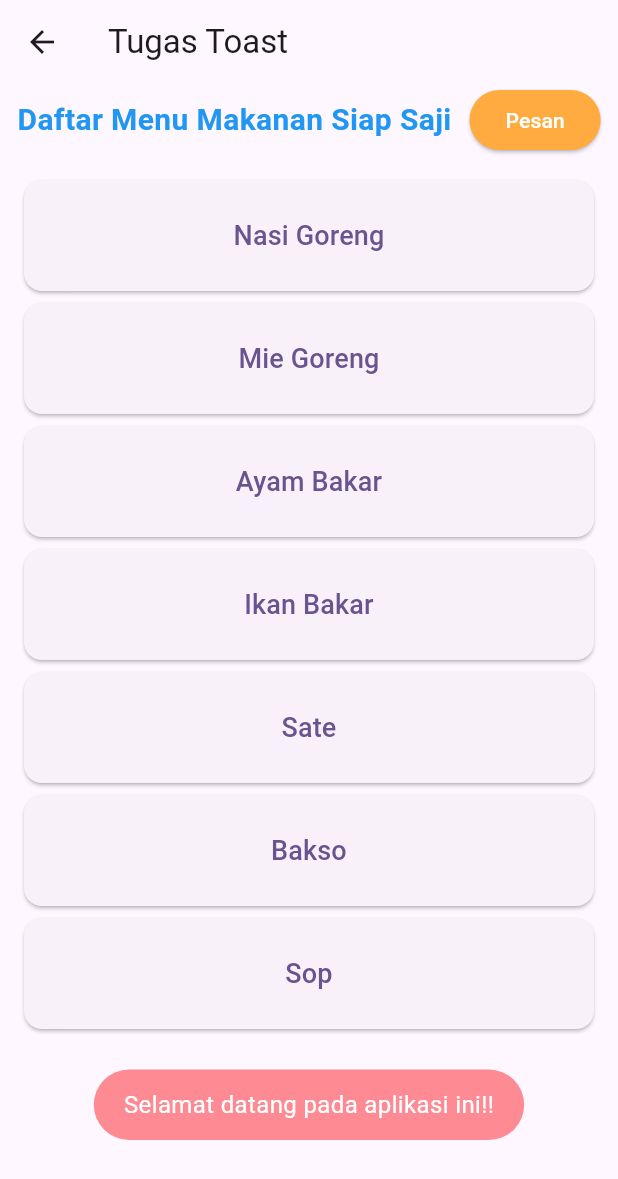
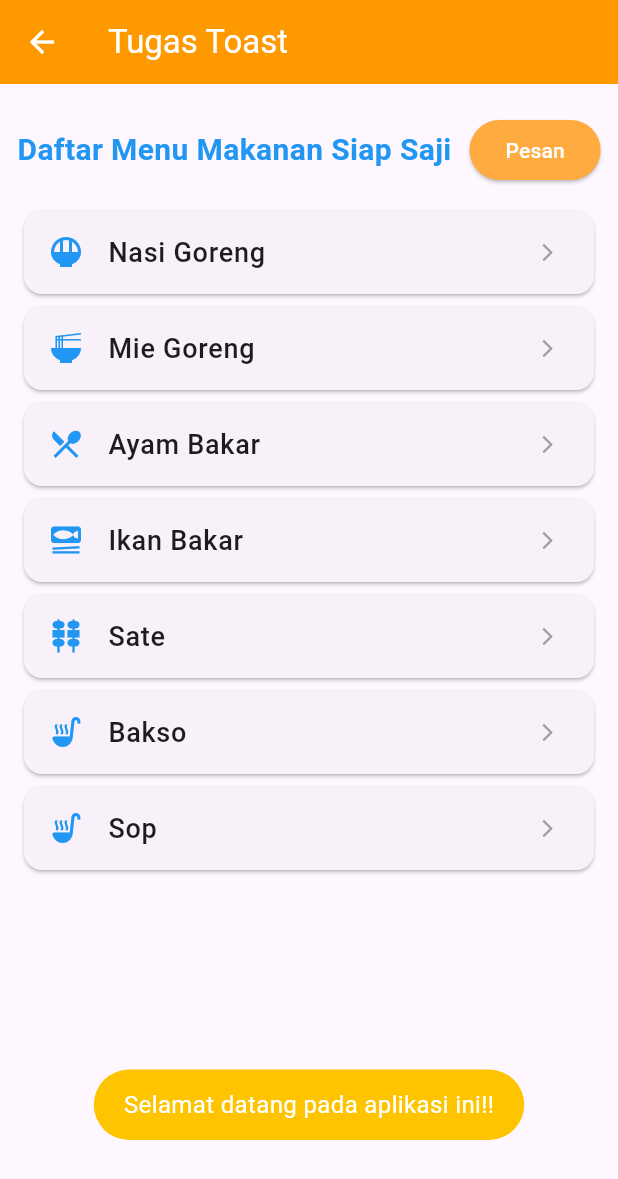
Before and after one commit to Ayysz/praktikum_mp_sife02, a Flutter app: the TugasToast screen opened directly, after a tap on "Pesan", on a phone screen of 412 x 824 dp. Shown: the top 1179 px of the screen. Run offline on Flutter 3.47's test engine with Material 3 defaults, Android fonts, the light colour scheme and no system bars; our stand-ins replace fluttertoast.

Commit message:
feat: implement navigation bar, home screen, and toast task views

```diff
--- a/lib/home.dart
+++ b/lib/home.dart
@@ -1,7 +1,8 @@
 import 'package:flutter/material.dart';
 
 class Home extends StatelessWidget {
-  const Home({super.key});
+  final VoidCallback onNavigateToMateri;
+  const Home({super.key, required this.onNavigateToMateri});
   @override
   Widget build(BuildContext context) {
     return Center(
@@ -26,7 +27,7 @@ class Home extends StatelessWidget {
             Text('Ini Pembuatan Home dan navbar di pertemuan ke-2 \n matakuliah mobile programming'),
             SizedBox(height: 20),// ini seperti br gtu kalo di html
             ElevatedButton(
-              onPressed: () {},
+              onPressed: onNavigateToMateri,
               child: Text('Jelajahi Materi \n(ini pakai component ElevatedButton)'),
             )
           ],
--- a/lib/navbar.dart
+++ b/lib/navbar.dart
@@ -12,19 +12,24 @@ class Navbar extends StatefulWidget {
 class _NavbarState extends State<Navbar> {
   int _selectedIndex = 0;
 
-  final List<Widget> _pages = [Home(), Materi(), Profile()];
-
   final List<String> _titles = ['Home', 'Materi', 'Profile', 'ListView'];
 
   void _onTap(int index) => setState(() => _selectedIndex = index);
 
   @override
-  Widget build(BuildContext context) => Scaffold(
+  Widget build(BuildContext context) {
+    final List<Widget> pages = [
+      Home(onNavigateToMateri: () => _onTap(1)),
+      Materi(),
+      Profile(),
+    ];
+
+    return Scaffold(
       appBar: PreferredSize(
-      preferredSize: Size.fromHeight(56.0),
+        preferredSize: const Size.fromHeight(56.0),
         child: AppBar(title: Text(_titles[_selectedIndex])),
       ),
-    body: IndexedStack(index: _selectedIndex, children: _pages),
+      body: IndexedStack(index: _selectedIndex, children: pages),
       bottomNavigationBar: BottomNavigationBar(
         currentIndex: _selectedIndex,
         onTap: _onTap,
@@ -37,3 +42,4 @@ class _NavbarState extends State<Navbar> {
       ),
     );
   }
+}
--- a/lib/ptm4/tugas_toast.dart
+++ b/lib/ptm4/tugas_toast.dart
@@ -4,14 +4,14 @@ import 'package:fluttertoast/fluttertoast.dart';
 class TugasToast extends StatelessWidget {
   const TugasToast({super.key});
 
-  final List<String> datamakanan = const [
-    'Nasi Goreng',
-    'Mie Goreng',
-    'Ayam Bakar',
-    'Ikan Bakar',
-    'Sate',
-    'Bakso',
-    'Sop',
+  final List<Map<String, dynamic>> datamakanan = const [
+    {'nama': 'Nasi Goreng', 'icons': Icons.rice_bowl},
+    {'nama': 'Mie Goreng', 'icons': Icons.ramen_dining},
+    {'nama': 'Ayam Bakar', 'icons': Icons.local_dining},
+    {'nama': 'Ikan Bakar', 'icons': Icons.set_meal},
+    {'nama': 'Sate', 'icons': Icons.kebab_dining},
+    {'nama': 'Bakso', 'icons': Icons.soup_kitchen},
+    {'nama': 'Sop', 'icons': Icons.soup_kitchen},
   ];
 
   void _elvBtnOnTap() {
@@ -20,7 +20,7 @@ class TugasToast extends StatelessWidget {
       toastLength: Toast.LENGTH_SHORT,
       gravity: ToastGravity.BOTTOM,
       timeInSecForIosWeb: 1,
-      backgroundColor: Color.fromRGBO(255, 30, 40, 0.5),
+      backgroundColor: Color.fromRGBO(255, 196, 0, 1),
       webBgColor: "linear-gradient(to right, #96c93d, #00b09b)",
       webPosition: "left",
       textColor: Colors.white,
@@ -57,25 +57,31 @@ class TugasToast extends StatelessWidget {
   @override
   Widget build(BuildContext context) {
     return Scaffold(
-      appBar: AppBar(title: const Text("Tugas Toast")),
+      appBar: AppBar(
+        title: const Text("Tugas Toast"),
+        backgroundColor: const Color.fromARGB(255, 255, 153, 0),
+        foregroundColor: Colors.white,
+      ),
       body: Column(
         mainAxisAlignment: MainAxisAlignment.center,
         children: [
-            Row(
+          Padding(
+            padding: const EdgeInsets.only(
+              bottom: 12,
+              top: 20,
+            ),
+            child: Row(
               mainAxisAlignment: MainAxisAlignment.center,
               children: [
-                Column(
-                  children: [
-                    Text("Daftar Menu Makanan Siap Saji",
+                const Text("Daftar Menu Makanan Siap Saji",
                   style: TextStyle(
                     fontSize: 20,
                     fontWeight: FontWeight.w600,
                     color: Colors.blue,
                   )),
-                  ]
-                ),
-                const SizedBox(width: 12),
-                ElevatedButton(
+                Padding(
+                  padding: const EdgeInsets.only(left: 12),
+                  child: ElevatedButton(
                     onPressed: (){
                       _elvBtnOnTap();
                     },
@@ -83,29 +89,29 @@ class TugasToast extends StatelessWidget {
                       backgroundColor: Colors.orangeAccent,
                       foregroundColor: Colors.white,
                     ),
-                  child: Text("Pesan"),
+                    child: const Text("Pesan"),
+                  ),
                 ),
               ]
             ),
-            SizedBox(height: 12),
+          ),
           Expanded(
             child: ListView.builder(
               itemCount: datamakanan.length,
               itemBuilder: (context, index) {
+                final item = datamakanan[index];
                 return Card(
                   margin: const EdgeInsets.symmetric(vertical: 4, horizontal: 16),
-                  child: TextButton(
-                      onPressed: () {
-                        _txtBtnOnTap(context, datamakanan[index]);
+                  child: ListTile(
+                    leading: Icon(item['icons'] as IconData, color: Colors.blue),
+                    title: Text(
+                      item['nama'] as String,
+                      style: const TextStyle(fontSize: 18, fontWeight: FontWeight.w500),
+                    ),
+                    trailing: const Icon(Icons.arrow_forward_ios, size: 14, color: Colors.grey),
+                    onTap: () {
+                      _txtBtnOnTap(context, item['nama'] as String);
                     },
-                      child: Padding(
-                        padding: const EdgeInsets.all(16.0),
-                        child: Text(
-                          datamakanan[index],
-                          style: const TextStyle(fontSize: 18),
-                          textAlign: TextAlign.center,
-                        ),
-                      ),
                   ),
                 );
               },
```
Lines whose indentation alone changed are shown as unchanged.
